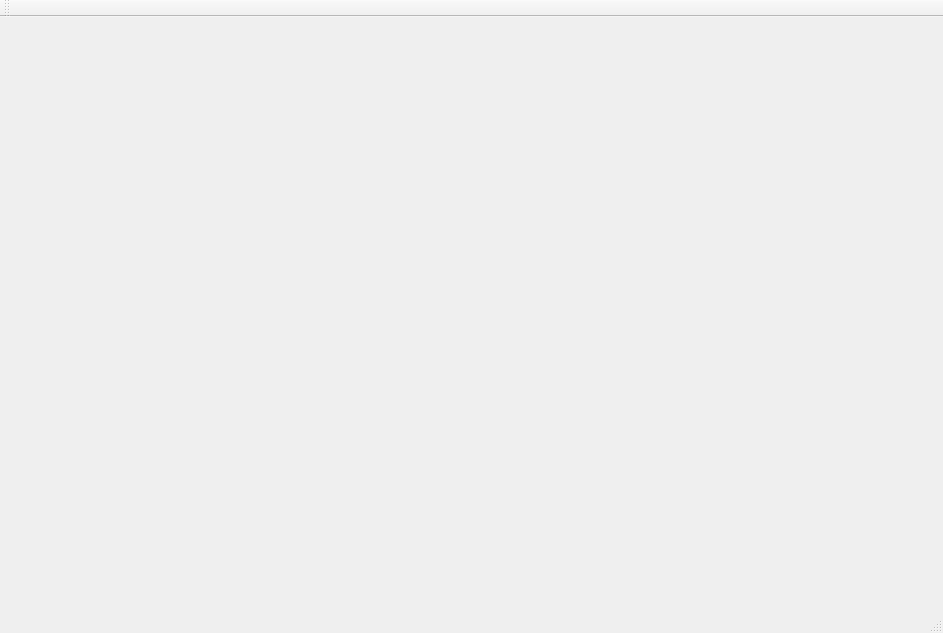
Before: the Qt Designer form source/Visual6502/mainwindow.ui in HD19/HEV6502, drawn with Qt 5.
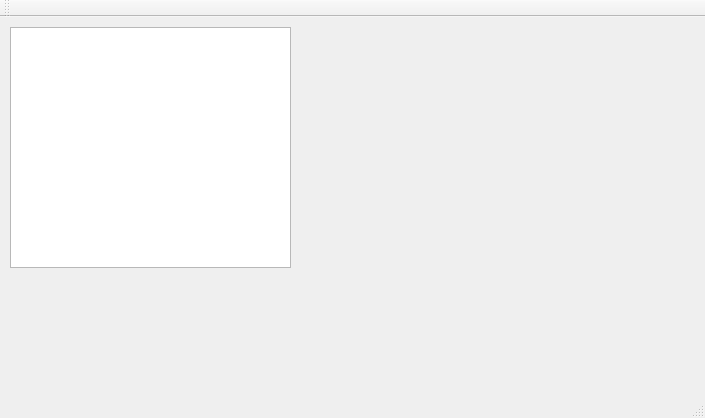
After: the same form once the commit is applied.

Commit message: Added basic memory manager, need to implment GUI then test everything

```diff
--- a/source/Visual6502/mainwindow.ui
+++ b/source/Visual6502/mainwindow.ui
@@ -6,14 +6,25 @@
    <rect>
     <x>0</x>
     <y>0</y>
-    <width>943</width>
-    <height>633</height>
+    <width>705</width>
+    <height>418</height>
    </rect>
   </property>
   <property name="windowTitle">
    <string>MainWindow</string>
   </property>
-  <widget class="QWidget" name="centralWidget"/>
+  <widget class="QWidget" name="centralWidget">
+   <widget class="QTextEdit" name="textEdit">
+    <property name="geometry">
+     <rect>
+      <x>10</x>
+      <y>10</y>
+      <width>281</width>
+      <height>241</height>
+     </rect>
+    </property>
+   </widget>
+  </widget>
   <widget class="QMenuBar" name="menuBar">
    <property name="geometry">
     <rect>
```
Left out of the diff: 2 changed lines with no effect on the pictures. The commit also changes 7 other files.
